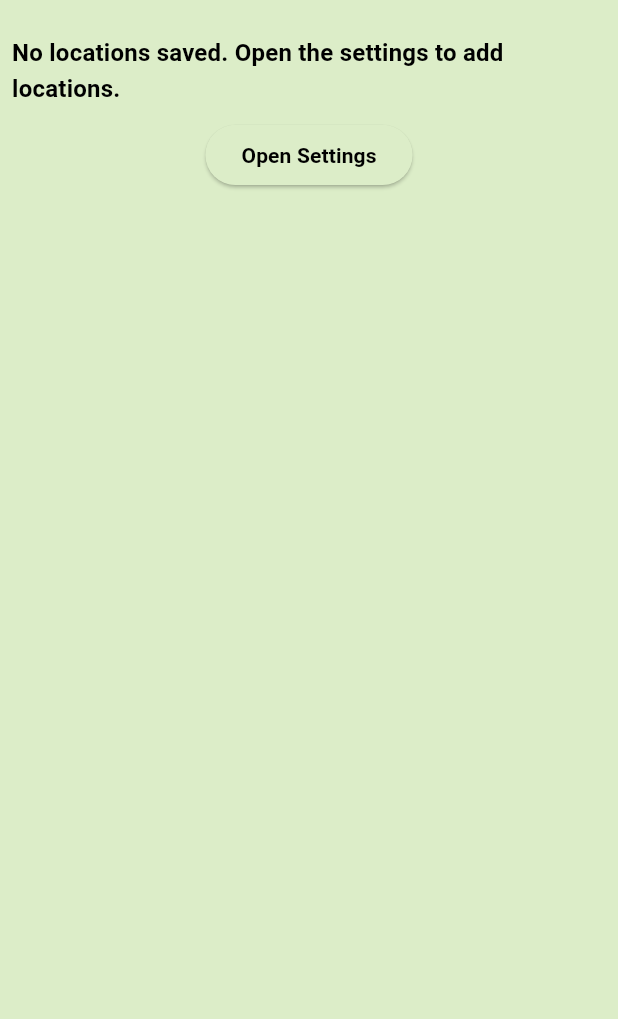
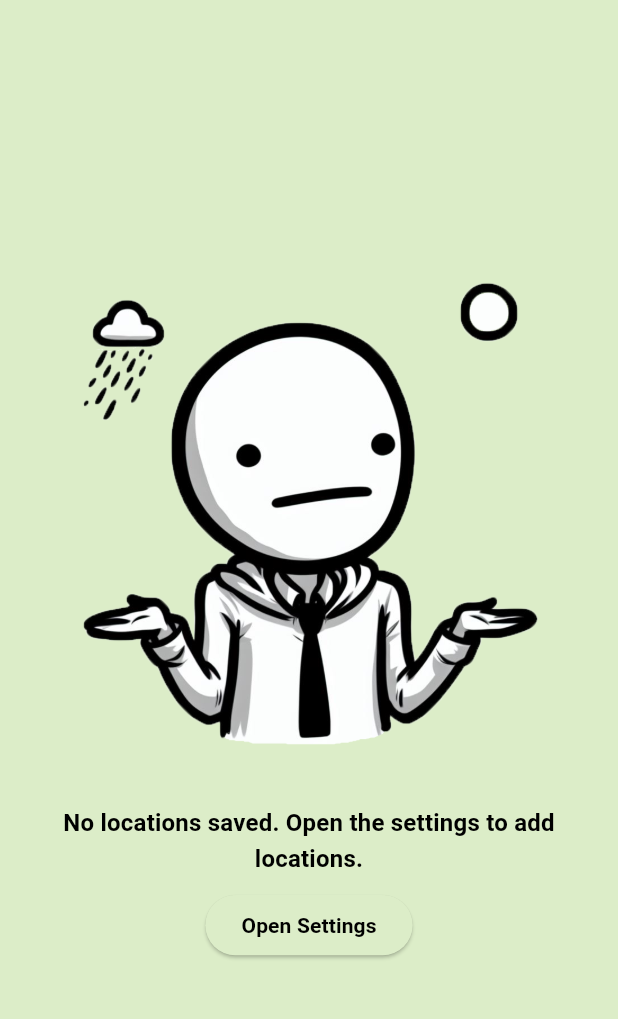
Before and after one commit to theusaf/osu-cs492-weather-app, a Flutter app: the screen it shows after launch, on a phone screen of 412 x 824 dp, the part 61-1080 px from its top. Run offline on Flutter 3.47's test engine with Material 3 defaults, Android fonts, the phone set to English and light mode, and no system bars; our stand-ins replace geocoding, geolocator, google_fonts, shared_preferences, sqflite; accounts and stored records are empty; Roboto replaces fonts that are missing (Convergence).

Commit message:
feat: add art

```diff
--- a/lib/components/weatherScreen/weather_screen.dart
+++ b/lib/components/weatherScreen/weather_screen.dart
@@ -1,5 +1,6 @@
 import 'package:cs492_weather_app/models/weather_forecast.dart';
 import 'package:cs492_weather_app/widgets/theme_builder.dart';
+import 'package:flutter/widgets.dart';
 import '../../models/user_location.dart';
 import 'package:flutter/material.dart';
 
@@ -133,16 +134,26 @@ class NoLocationDisplay extends StatelessWidget {
 
   @override
   Widget build(BuildContext context) {
-    return SizedBox(
-      height: 400,
-      child: ThemeBuilder(builder: (context, colorScheme, textTheme) {
+    return ThemeBuilder(builder: (context, colorScheme, textTheme) {
+      return LayoutBuilder(builder: (context, constraints) {
         return Column(
+          mainAxisAlignment: MainAxisAlignment.center,
+          children: [
+            Container(
+              constraints: BoxConstraints(maxHeight: constraints.maxHeight / 2),
+              child: Image.asset('assets/images/confused.png'),
+            ),
+            SizedBox(
+              height: 125,
+              child: Column(
+                mainAxisSize: MainAxisSize.min,
                 children: [
                   Padding(
                     padding: const EdgeInsets.all(8.0),
                     child: Text(
                       'No locations saved. Open the settings to add locations.',
                       style: textTheme.titleMedium,
+                      textAlign: TextAlign.center,
                     ),
                   ),
                   ElevatedButton(
@@ -155,8 +166,11 @@ class NoLocationDisplay extends StatelessWidget {
                     ),
                   )
                 ],
+              ),
+            ),
+          ],
         );
-      }),
-    );
+      });
+    });
   }
 }
--- a/pubspec.yaml
+++ b/pubspec.yaml
@@ -28,7 +28,10 @@ dev_dependencies:
 flutter:
   uses-material-design: true
   assets:
+    # sql
     - assets/sql/create.sql
     - assets/sql/insert.sql
     - assets/sql/get_all.sql
     - assets/sql/delete.sql
+    # images
+    - assets/images/confused.png
```
Also changed, not shown: assets/images/confused.png (added). Lines whose indentation alone changed are shown as unchanged.
